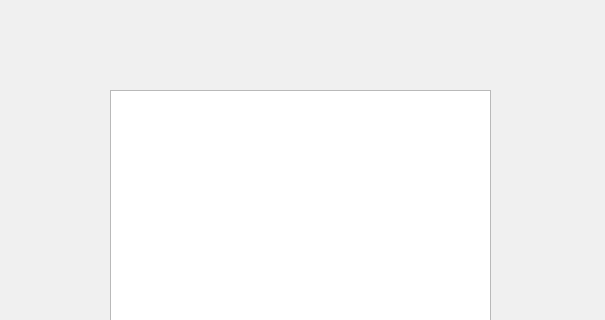
Above: ProjectModernCpp/ProjectModernCpp/RecommandationWindow.ui from rdmc10/Neflix before the change; both pictures show x 0 to 605 and y 0 to 320 of the 605 by 464 pixel window. Below: the same form after it.
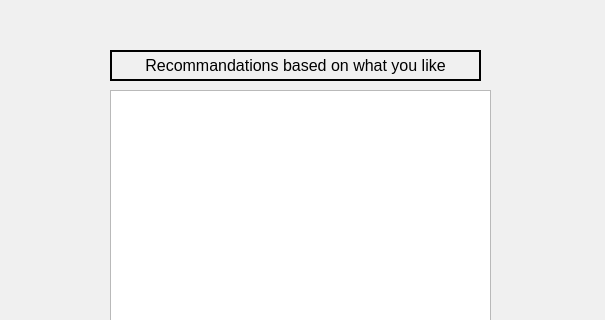
That is the form after the change.

Commit message: Added label in RecommandationWindow

Diff of the .ui file:
```diff
--- a/ProjectModernCpp/ProjectModernCpp/RecommandationWindow.ui
+++ b/ProjectModernCpp/ProjectModernCpp/RecommandationWindow.ui
@@ -127,6 +127,30 @@
     </rect>
    </property>
   </widget>
+  <widget class="QLabel" name="label_username">
+   <property name="geometry">
+    <rect>
+     <x>110</x>
+     <y>50</y>
+     <width>371</width>
+     <height>31</height>
+    </rect>
+   </property>
+   <property name="font">
+    <font>
+     <pointsize>12</pointsize>
+    </font>
+   </property>
+   <property name="frameShape">
+    <enum>QFrame::WinPanel</enum>
+   </property>
+   <property name="text">
+    <string>Recommandations based on what you like</string>
+   </property>
+   <property name="alignment">
+    <set>Qt::AlignCenter</set>
+   </property>
+  </widget>
  </widget>
  <resources/>
  <connections/>
```
The commit also changes 1 other file.
